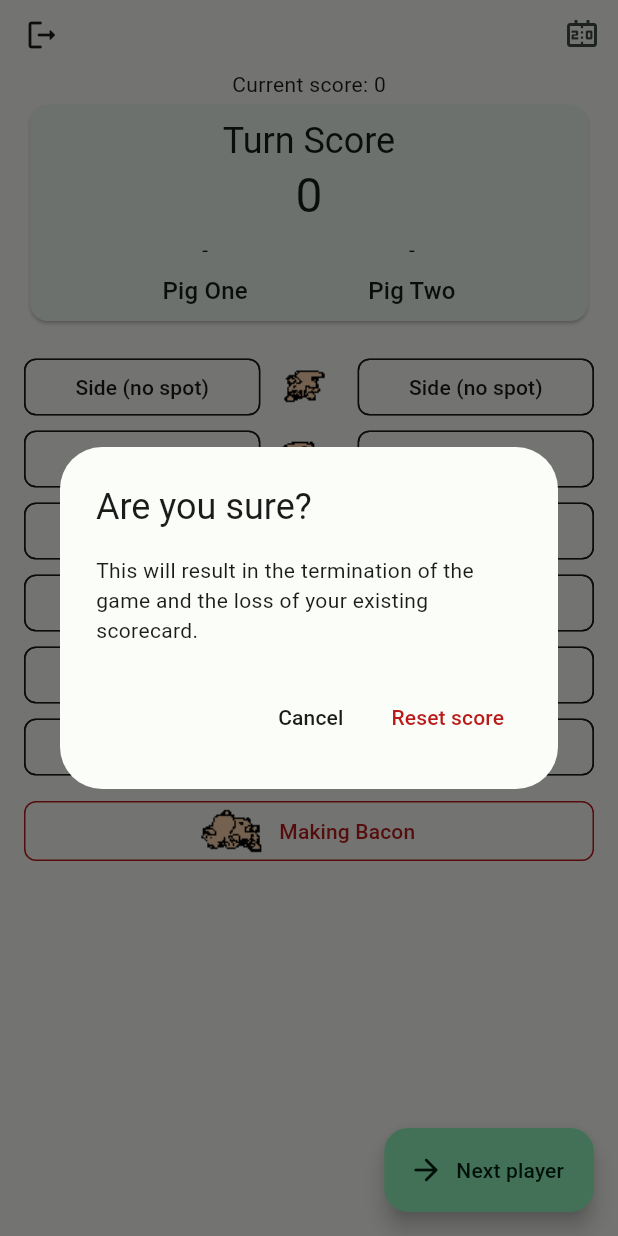
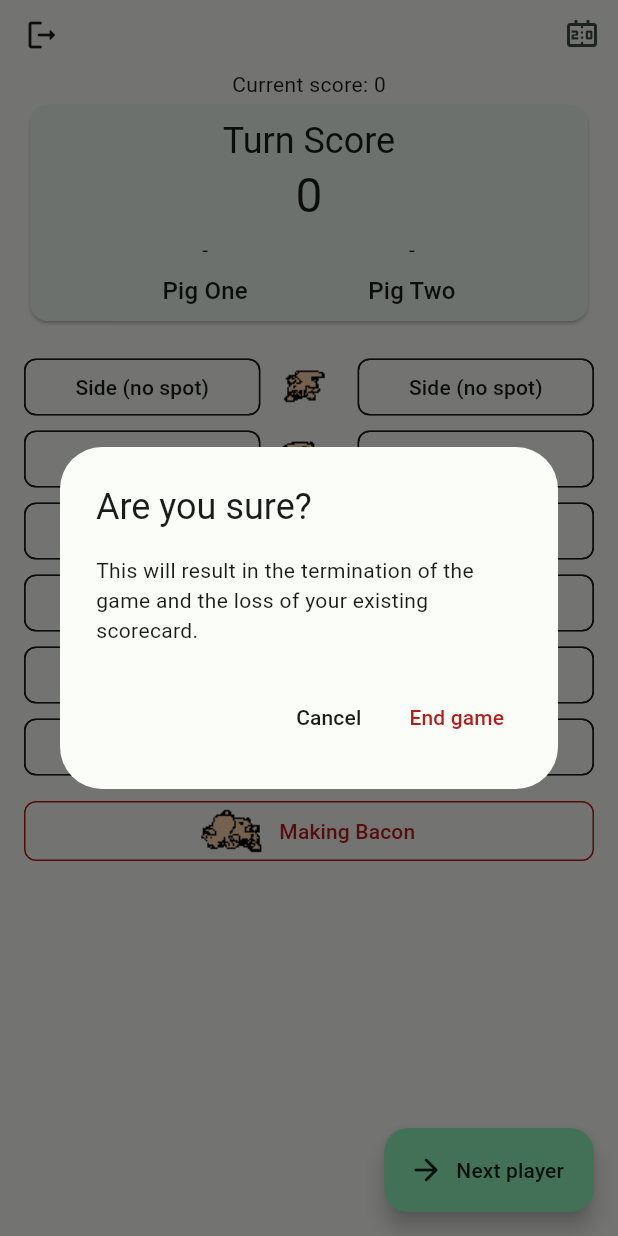
Before and after one commit to georgeherby/pass_the_pigs, a Flutter app: the TurnCalculatorView screen opened directly with empty values, after a tap on the "logout" icon, on a phone screen of 412 x 824 dp. Run offline on Flutter 3.47's test engine with Material 2 defaults, Android fonts, the phone set to English and light mode, and no system bars; our stand-ins replace bloc, equatable, flutter_bloc, google_fonts; generated files the repository leaves out were written again.

Commit message:
Fix dialog confirm text. Fixes #2

```diff
--- a/lib/l10n/app_en.arb
+++ b/lib/l10n/app_en.arb
@@ -67,6 +67,10 @@
     "startGameButton": "Start game",
     "@startGameButton": {
         "description": "Start game button label"
+    },
+    "endGameConfirmButton": "End game",
+    "@endGameConfirmButton": {
+        "description": "End game confirm button label"
     }
 
 }
--- a/lib/ui/common/destructive_dialog.dart
+++ b/lib/ui/common/destructive_dialog.dart
@@ -5,6 +5,7 @@ class DestructiveDialog extends StatelessWidget {
   const DestructiveDialog(
       {super.key,
       required this.onConfirm,
+      required this.destroyButtonText,
       required this.onCancel,
       required this.title,
       required this.content});
@@ -12,6 +13,7 @@ class DestructiveDialog extends StatelessWidget {
   final VoidCallback onCancel;
   final String title;
   final String content;
+  final String destroyButtonText;
 
   @override
   Widget build(BuildContext context) {
@@ -28,7 +30,7 @@ class DestructiveDialog extends StatelessWidget {
         ),
         TextButton(
             onPressed: onConfirm,
-            child: Text(l10n.resetScore,
+            child: Text(destroyButtonText,
                 style: TextStyle(color: Theme.of(context).colorScheme.error))),
       ],
     );
--- a/lib/ui/turn/view/turn_page.dart
+++ b/lib/ui/turn/view/turn_page.dart
@@ -115,6 +115,7 @@ class TurnCalculatorView extends StatelessWidget {
           onPressed: () => showDialog(
               context: context,
               builder: (_) => DestructiveDialog(
+                  destroyButtonText: l10n.endGameConfirmButton,
                   onConfirm: () {
                     Navigator.of(context).pop();
                     context.read<GameCubit>().endGame();
--- a/lib/ui/turn/view/widgets/making_bacon_dialog.dart
+++ b/lib/ui/turn/view/widgets/making_bacon_dialog.dart
@@ -11,6 +11,7 @@ class MakingBaconDialog extends StatelessWidget {
     final l10n = context.l10n;
 
     return DestructiveDialog(
+      destroyButtonText: l10n.resetScore,
       title: l10n.makingBacon,
       content: l10n.makingBaconDialogBody,
       onCancel: () {
```
